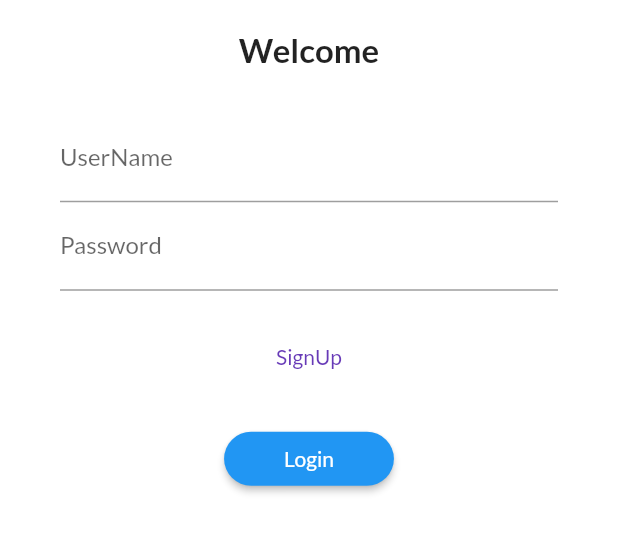
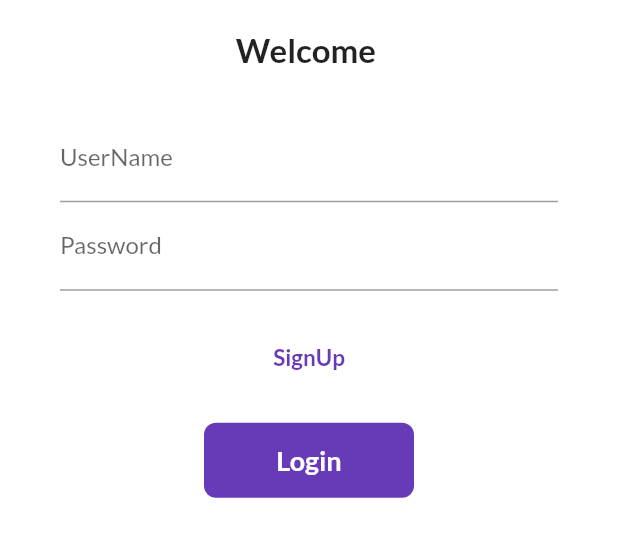
Before and after one commit to AbdullahMalike/Flutter_Ecommerce2, a Flutter app: the screen it shows after launch, on a phone screen of 412 x 824 dp, the part 467-1024 px from its top. Run offline on Flutter 3.47's test engine with Material 3 defaults, Android fonts, the phone set to English and light mode, and no system bars; our stand-ins replace google_fonts.

Commit message:
day6 completed

```diff
--- a/lib/pages/home_page.dart
+++ b/lib/pages/home_page.dart
@@ -8,9 +8,8 @@
     int age = 25;
     return Scaffold(
       appBar: AppBar(
-        title : const Text("Demo App"),
+        title: const Text("Ecommerce App"),
         centerTitle: true,
-
       ),
       body: Center(
         child: Container(
--- a/lib/pages/loginpage.dart
+++ b/lib/pages/loginpage.dart
@@ -1,10 +1,16 @@
 import 'package:flutter/material.dart';
-import 'package:flutter/rendering.dart';
 import 'package:flutterpractise/utilies/routes.dart';
 
-class LoginPage extends StatelessWidget {
+class LoginPage extends StatefulWidget {
   const LoginPage({super.key});
 
+  @override
+  State<LoginPage> createState() => _LoginPageState();
+}
+
+class _LoginPageState extends State<LoginPage> {
+  String name = "";
+  bool buttonchanged = false;
   @override
   Widget build(BuildContext context) {
     return Scaffold(
@@ -22,49 +28,91 @@
                     "assets/images/logo.png",
                     fit: BoxFit.cover,
                   ),
-                  SizedBox(height: 20),
+                  const SizedBox(height: 20),
                   Text(
-                    "Welcome",
+                    "Welcome $name",
                     style: TextStyle(fontSize: 22, fontWeight: FontWeight.bold),
                   ),
                   Padding(
-                    padding: EdgeInsets.symmetric(vertical: 30, horizontal: 40),
+                    padding: const EdgeInsets.symmetric(
+                        vertical: 30, horizontal: 40),
                     child: Column(
                       children: [
                         TextFormField(
-                          decoration: InputDecoration(
+                          decoration: const InputDecoration(
                               hintText: "Enter Your Name",
                               labelText: "UserName"),
+                          onChanged: (value) {
+                            name = value;
+                            setState(() {});
+                          },
                         ),
                         TextFormField(
                           obscureText: true,
-                          decoration: InputDecoration(
+                          decoration: const InputDecoration(
                             hintText: "Enter Password",
                             labelText: "Password",
                           ),
                         ),
-                        SizedBox(
+                        const SizedBox(
                           height: 20,
                         ),
                         TextButton(
                             onPressed: () {
                               Navigator.pushNamed(context, MyRoutes.signup);
                             },
-                            child: Text("SignUp")),
-                        SizedBox(
+                            child: const Text(
+                              "SignUp",
+                              style: TextStyle(
+                                  fontSize: 15, fontWeight: FontWeight.bold),
+                            )),
+                        const SizedBox(
                           height: 20,
                         ),
-                        ElevatedButton(
-                          onPressed: () {
+                        InkWell(
+                          onTap: () async {
+                            setState(() {
+                              buttonchanged = true;
+                            });
+                            await Future.delayed(Duration(seconds: 1));
                             Navigator.pushNamed(context, MyRoutes.homeRoute);
                           },
-                          child: Text("Login"),
-                          style: ElevatedButton.styleFrom(
-                              padding: EdgeInsets.symmetric(horizontal: 40),
-                              backgroundColor: Colors.blue,
-                              shape: RoundedRectangleBorder(
-                                  borderRadius: BorderRadius.circular(20))),
+                          child: AnimatedContainer(
+                            duration: const Duration(seconds: 1),
+                            height: 50,
+                            width: buttonchanged ? 50 : 140,
+                            alignment: Alignment.center,
+                            decoration: BoxDecoration(
+                                color: Colors.deepPurple,
+                                borderRadius: BorderRadius.circular(
+                                    buttonchanged ? 50 : 8)),
+                            child: buttonchanged
+                                ? Icon(
+                                    Icons.done,
+                                    color: Colors.white,
+                                  )
+                                : Text(
+                                    "Login",
+                                    style: TextStyle(
+                                      color: Colors.white,
+                                      fontSize: 18,
+                                      fontWeight: FontWeight.bold,
+                                    ),
+                                  ),
+                          ),
                         )
+                        // ElevatedButton(
+                        //   onPressed: () {
+                        //     Navigator.pushNamed(context, MyRoutes.homeRoute);
+                        //   },
+                        //   style: ElevatedButton.styleFrom(
+                        //       padding:
+                        //           const EdgeInsets.symmetric(horizontal: 40),
+                        //       backgroundColor: Colors.blue,
+                        //       shape: RoundedRectangleBorder(
+                        //           borderRadius: BorderRadius.circular(20))),
+                        //   child: const Text("Login"),
+                        // )
                       ],
                     ),
                   ),
```
